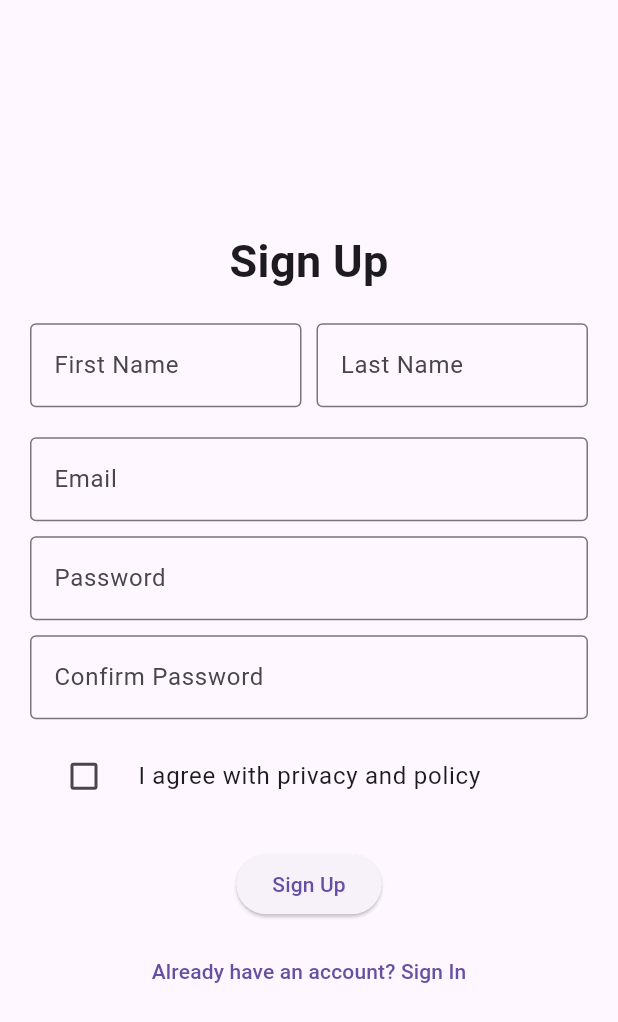
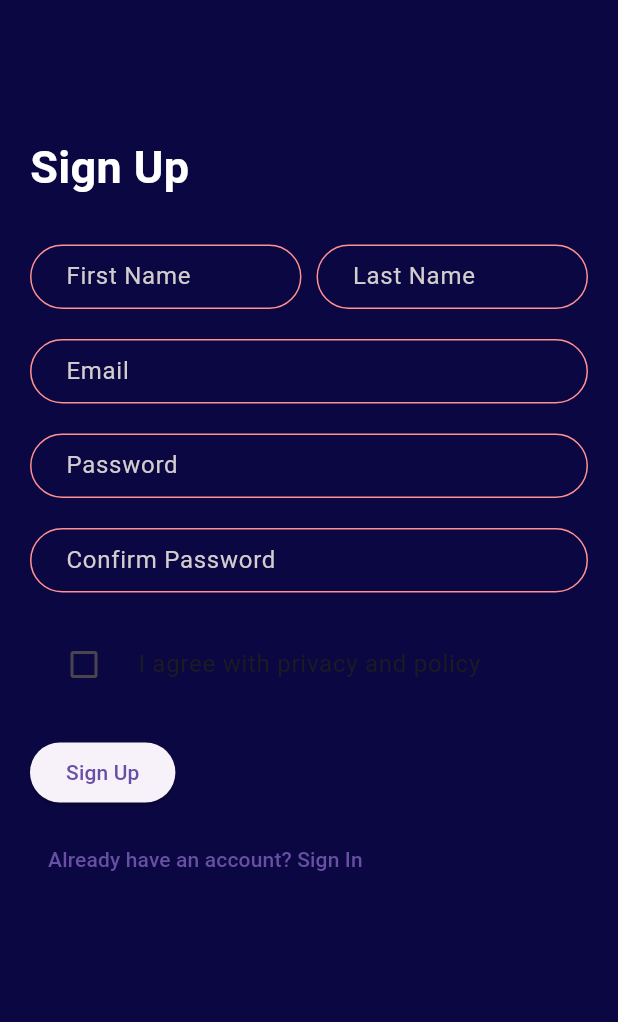
Before and after one commit to ZigaLarissa/money_management_app, a Flutter app: the screen it shows after launch, on a phone screen of 412 x 824 dp. Shown: the top 1022 px of the screen. Run offline on Flutter 3.47's test engine with Material 3 defaults, Android fonts, the phone set to English and light mode, and no system bars.

Commit message:
textfields looks as expected

```diff
--- a/cashapp/lib/screens/signup.dart
+++ b/cashapp/lib/screens/signup.dart
@@ -1,5 +1,8 @@
 import 'package:flutter/material.dart';
+import 'package:flutter/painting.dart';
+import 'package:flutter/rendering.dart';
 import 'package:flutter/scheduler.dart';
+import 'package:flutter/widgets.dart';
 
 class SignUp extends StatefulWidget {
   const SignUp({super.key});
@@ -12,63 +15,140 @@ class _SignUpState extends State<SignUp> {
   @override
   Widget build(BuildContext context) {
     return Scaffold(
-      body: Center(
-        child: Container(
+      backgroundColor: const Color(0xFF0B0742),
+      body: Container(
         padding: const EdgeInsets.all(20),
         child: Column(
-            mainAxisAlignment: MainAxisAlignment.center,
+          //mainAxisAlignment: MainAxisAlignment.center,
+          crossAxisAlignment: CrossAxisAlignment.start,
           children: [
+            const SizedBox(height: 70),
             const Text(
               'Sign Up',
               style: TextStyle(
                 fontSize: 30,
                 fontWeight: FontWeight.bold,
+                color: Colors.white,
               ),
             ),
-              const SizedBox(height: 20),
-              const Row(
+            const SizedBox(height: 30),
+            Form(
+              child: Column(
+                children: [
+                  Row(
                     children: [
                       Expanded(
-                    child: TextField(
-                      decoration: InputDecoration(
+                        child: TextFormField(
+                          style: const TextStyle(
+                              color: Color(0xFFD2CECE), fontSize: 14),
+                          decoration: const InputDecoration(
                             labelText: 'First Name',
-                        border: OutlineInputBorder(),
+                            labelStyle: TextStyle(color: Color(0xFFD2CECE)),
+                            focusedBorder: OutlineInputBorder(
+                              borderRadius:
+                                  BorderRadius.all(Radius.circular(50)),
+                              borderSide:
+                                  BorderSide(color: Colors.white, width: 2),
+                            ),
+                            enabledBorder: OutlineInputBorder(
+                              borderRadius:
+                                  BorderRadius.all(Radius.circular(50)),
+                              borderSide: BorderSide(color: Color(0xFFFF9190)),
+                            ),
+                            contentPadding: EdgeInsets.only(left: 20),
+                            constraints:
+                                BoxConstraints(maxHeight: 43, minHeight: 43),
                           ),
                         ),
                       ),
-                  SizedBox(width: 10),
+                      const SizedBox(width: 10),
                       Expanded(
-                    child: TextField(
-                      decoration: InputDecoration(
+                        child: TextFormField(
+                          style: const TextStyle(
+                              color: Color(0xFFD2CECE), fontSize: 14),
+                          decoration: const InputDecoration(
                             labelText: 'Last Name',
-                        border: OutlineInputBorder(),
+                            labelStyle: TextStyle(color: Color(0xFFD2CECE)),
+                            focusedBorder: OutlineInputBorder(
+                              borderRadius:
+                                  BorderRadius.all(Radius.circular(50)),
+                              borderSide:
+                                  BorderSide(color: Colors.white, width: 2),
+                            ),
+                            enabledBorder: OutlineInputBorder(
+                              borderRadius:
+                                  BorderRadius.all(Radius.circular(50)),
+                              borderSide: BorderSide(color: Color(0xFFFF9190)),
+                            ),
+                            contentPadding: EdgeInsets.only(left: 20),
+                            constraints:
+                                BoxConstraints(maxHeight: 43, minHeight: 43),
                           ),
                         ),
                       ),
                     ],
                   ),
                   const SizedBox(height: 20),
-              const TextField(
-                decoration: InputDecoration(
+                  TextFormField(
+                    style:
+                        const TextStyle(color: Color(0xFFD2CECE), fontSize: 14),
+                    decoration: const InputDecoration(
                       labelText: 'Email',
-                  border: OutlineInputBorder(),
+                      labelStyle: TextStyle(color: Color(0xFFD2CECE)),
+                      focusedBorder: OutlineInputBorder(
+                        borderRadius: BorderRadius.all(Radius.circular(50)),
+                        borderSide: BorderSide(color: Colors.white, width: 2),
+                      ),
+                      enabledBorder: OutlineInputBorder(
+                        borderRadius: BorderRadius.all(Radius.circular(50)),
+                        borderSide: BorderSide(color: Color(0xFFFF9190)),
+                      ),
+                      contentPadding: EdgeInsets.only(left: 20),
+                      constraints: BoxConstraints(maxHeight: 43, minHeight: 43),
                     ),
                   ),
-              const SizedBox(height: 10),
-              const TextField(
-                decoration: InputDecoration(
+                  const SizedBox(height: 20),
+                  TextFormField(
+                    style:
+                        const TextStyle(color: Color(0xFFD2CECE), fontSize: 14),
+                    decoration: const InputDecoration(
                       labelText: 'Password',
-                  border: OutlineInputBorder(),
+                      labelStyle: TextStyle(color: Color(0xFFD2CECE)),
+                      focusedBorder: OutlineInputBorder(
+                        borderRadius: BorderRadius.all(Radius.circular(50)),
+                        borderSide: BorderSide(color: Colors.white, width: 2),
+                      ),
+                      enabledBorder: OutlineInputBorder(
+                        borderRadius: BorderRadius.all(Radius.circular(50)),
+                        borderSide: BorderSide(color: Color(0xFFFF9190)),
+                      ),
+                      contentPadding: EdgeInsets.only(left: 20),
+                      constraints: BoxConstraints(maxHeight: 43, minHeight: 43),
                     ),
                   ),
-              const SizedBox(height: 10),
-              const TextField(
-                decoration: InputDecoration(
+                  const SizedBox(height: 20),
+                  TextFormField(
+                    style:
+                        const TextStyle(color: Color(0xFFD2CECE), fontSize: 14),
+                    decoration: const InputDecoration(
                       labelText: 'Confirm Password',
-                  border: OutlineInputBorder(),
+                      labelStyle: TextStyle(color: Color(0xFFD2CECE)),
+                      focusedBorder: OutlineInputBorder(
+                        borderRadius: BorderRadius.all(Radius.circular(50)),
+                        borderSide: BorderSide(color: Colors.white, width: 2),
+                      ),
+                      enabledBorder: OutlineInputBorder(
+                        borderRadius: BorderRadius.all(Radius.circular(50)),
+                        borderSide: BorderSide(color: Color(0xFFFF9190)),
+                      ),
+                      contentPadding: EdgeInsets.only(left: 20),
+                      constraints: BoxConstraints(maxHeight: 43, minHeight: 43),
                     ),
                   ),
-              const SizedBox(height: 10),
+                  const SizedBox(height: 20),
+                ],
+              ),
+            ),
             CheckboxListTile(
               value: timeDilation != 1.0,
               onChanged: (bool? value) {
@@ -94,7 +174,6 @@ class _SignUpState extends State<SignUp> {
           ],
         ),
       ),
-      ),
     );
   }
 }
```
Lines whose indentation alone changed are shown as unchanged.
